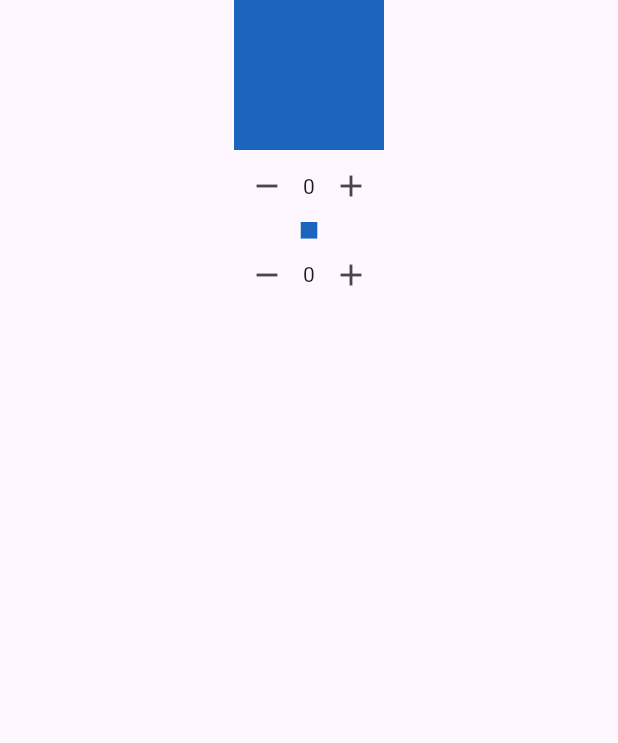
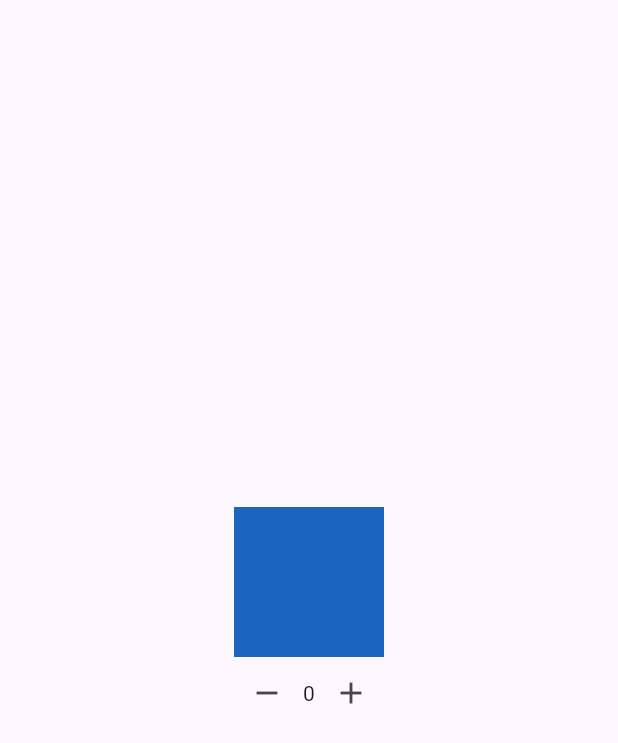
Before and after one commit to deveights/my_counter, a Flutter app: the screen it shows after launch, on a phone screen of 412 x 824 dp. Shown: the top 743 px of the screen. Run offline on Flutter 3.47's test engine with Material 3 defaults, Android fonts, the phone set to English and light mode, and no system bars.

```diff
--- a/lib/screens/counter_screen.dart
+++ b/lib/screens/counter_screen.dart
@@ -25,18 +25,20 @@ class CounterScreen extends StatelessWidget {
   @override
   Widget build(BuildContext context) {
     return Scaffold(
-      body: Column(
+      body: Center(
+        child: Column(
+          mainAxisSize: MainAxisSize.min,
           children: [
+            // sampleWidgetRebuildsAndItSucks(),
             sampleWidgetNoRebuild(context),
-          sampleWidgetRebuildsAndItSucks(),
           ],
+        ),
       ),
     );
   }
 
   Widget sampleWidgetRebuildsAndItSucks() {
-    return Center(
-      child: Consumer<CounterProvider>(
+    return Consumer<CounterProvider>(
       builder: (_, value, _) {
         return Column(
           mainAxisSize: MainAxisSize.min,
@@ -63,13 +65,11 @@ class CounterScreen extends StatelessWidget {
           ],
         );
       },
-      ),
     );
   }
 
   Widget sampleWidgetNoRebuild(BuildContext context) {
-    return Center(
-      child: Column(
+    return Column(
       mainAxisSize: MainAxisSize.min,
       children: [
         Container(color: getRandomColor(), width: 100, height: 100),
@@ -93,7 +93,6 @@ class CounterScreen extends StatelessWidget {
           ],
         ),
       ],
-      ),
     );
   }
 }
```
Lines whose indentation alone changed are shown as unchanged.
